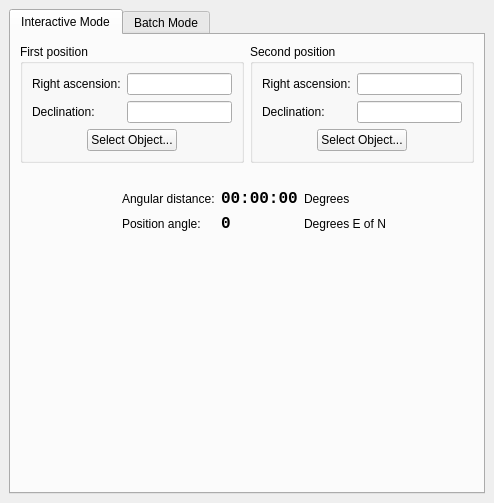
KDE/kstars, file kstars/tools/modcalcangdist.ui: the form before one commit.
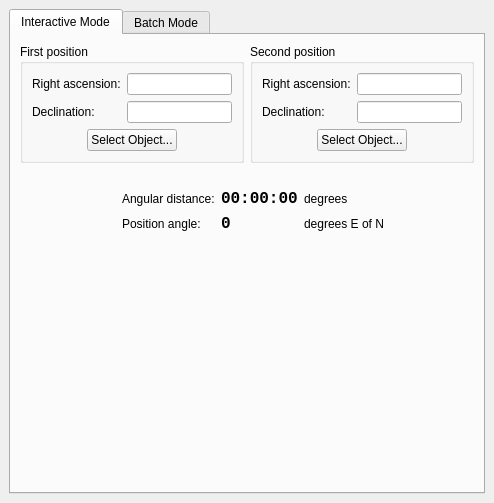
The form after the commit. Custom widgets are drawn as their Qt base class.

```diff
--- a/kstars/tools/modcalcangdist.ui
+++ b/kstars/tools/modcalcangdist.ui
@@ -328,7 +328,7 @@
            <item row="0" column="2">
             <widget class="QLabel" name="AngDistLabel_4">
              <property name="text">
-              <string>Degrees</string>
+              <string>degrees</string>
              </property>
             </widget>
            </item>
@@ -360,7 +360,7 @@
            <item row="1" column="2">
             <widget class="QLabel" name="AngDistLabel_3">
              <property name="text">
-              <string>Degrees E of N</string>
+              <string>degrees E of N</string>
              </property>
             </widget>
            </item>
```
